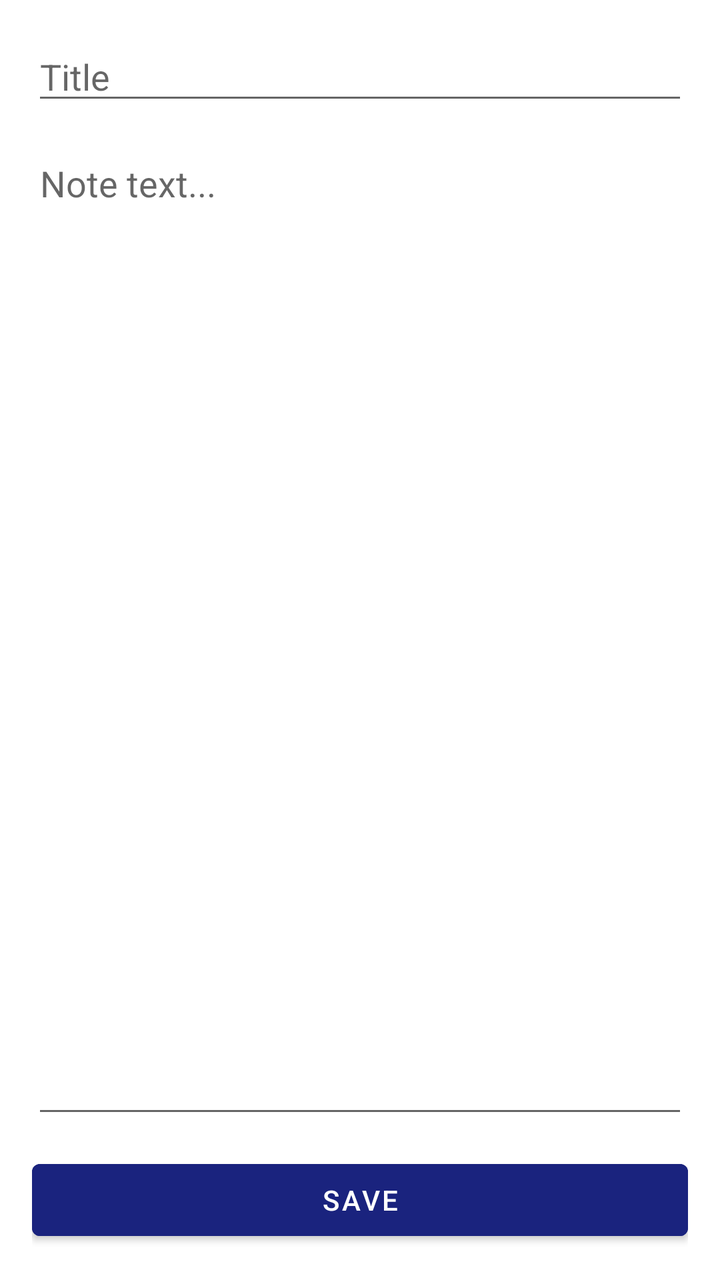
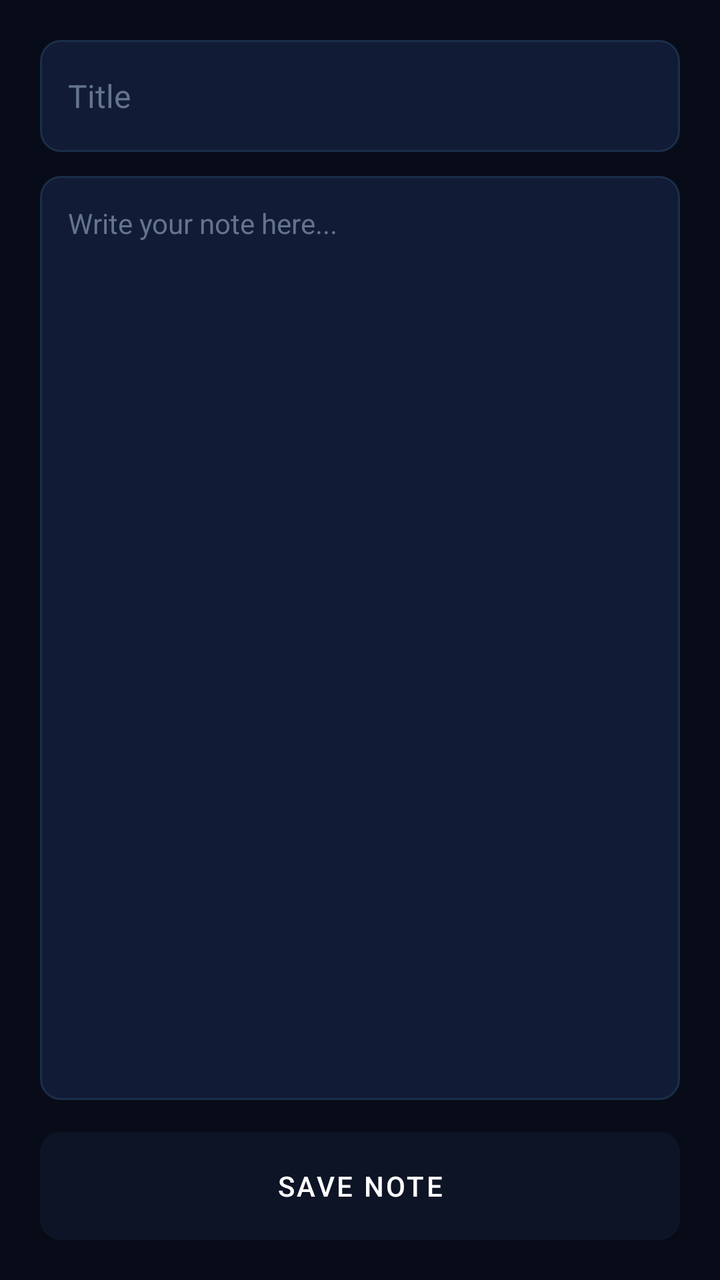

Two renders of the same Android screen: before a commit and after it. Below are the layout's source before the change and the commit's diff.
<!-- AndroidManifest.xml: application theme Theme.RGMCInventory -->
<!-- res/layout/fragment_note_entry.xml -->
<?xml version="1.0" encoding="utf-8"?>
<LinearLayout xmlns:android="http://schemas.android.com/apk/res/android"
    android:layout_width="match_parent"
    android:layout_height="match_parent"
    android:orientation="vertical"
    android:padding="16dp">

    <EditText
        android:id="@+id/etTitle"
        android:layout_width="match_parent"
        android:layout_height="wrap_content"
        android:hint="Title"
        android:textSize="18sp"
        android:inputType="text"
        android:layout_marginBottom="12dp"/>

    <EditText
        android:id="@+id/etText"
        android:layout_width="match_parent"
        android:layout_height="0dp"
        android:layout_weight="1"
        android:hint="Note text..."
        android:inputType="textMultiLine"
        android:gravity="top"
        android:layout_marginBottom="12dp"/>

    <Button
        android:id="@+id/btnSave"
        android:layout_width="match_parent"
        android:layout_height="wrap_content"
        android:text="Save"
        android:backgroundTint="#1A237E"/>

</LinearLayout>
<!-- resources referenced by this layout -->
<resources>
  <style name="Theme.RGMCInventory" parent="Theme.MaterialComponents.DayNight.DarkActionBar">
          <item name="colorPrimary">@color/colorPrimary</item>
          <item name="colorPrimaryDark">@color/colorPrimaryDark</item>
          <item name="colorAccent">@color/colorAccent</item>
          <item name="android:statusBarColor">@color/colorPrimaryDark</item>
      </style>
  <color name="colorPrimary">#1A237E</color>
  <color name="colorPrimaryDark">#0D1460</color>
  <color name="colorAccent">#3949AB</color>
</resources>

<!-- the commit's change to res/layout/fragment_note_entry.xml (unified diff, before → after) -->
@@ -3,15 +3,21 @@
     android:layout_width="match_parent"
     android:layout_height="match_parent"
     android:orientation="vertical"
-    android:padding="16dp">
+    android:background="@color/colorBackground"
+    android:padding="20dp">
 
     <EditText
         android:id="@+id/etTitle"
         android:layout_width="match_parent"
-        android:layout_height="wrap_content"
+        android:layout_height="56dp"
         android:hint="Title"
-        android:textSize="18sp"
+        android:textSize="16sp"
+        android:textColor="@color/colorTextPrimary"
+        android:textColorHint="@color/colorTextSecondary"
         android:inputType="text"
+        android:background="@drawable/bg_input_field"
+        android:paddingStart="14dp"
+        android:paddingEnd="14dp"
         android:layout_marginBottom="12dp"/>
 
     <EditText
@@ -19,16 +25,26 @@
         android:layout_width="match_parent"
         android:layout_height="0dp"
         android:layout_weight="1"
-        android:hint="Note text..."
+        android:hint="Write your note here..."
+        android:textColor="@color/colorTextPrimary"
+        android:textColorHint="@color/colorTextSecondary"
+        android:textSize="14sp"
         android:inputType="textMultiLine"
-        android:gravity="top"
-        android:layout_marginBottom="12dp"/>
+        android:gravity="top|start"
+        android:background="@drawable/bg_input_field"
+        android:paddingStart="14dp"
+        android:paddingEnd="14dp"
+        android:paddingTop="14dp"
+        android:layout_marginBottom="16dp"/>
 
     <Button
         android:id="@+id/btnSave"
         android:layout_width="match_parent"
-        android:layout_height="wrap_content"
-        android:text="Save"
-        android:backgroundTint="#1A237E"/>
+        android:layout_height="54dp"
+        android:text="SAVE NOTE"
+        android:textColor="@color/white"
+        android:textSize="14sp"
+        android:letterSpacing="0.08"
+        android:background="@drawable/bg_button_primary"/>
 
 </LinearLayout>
<!-- resource entries referenced after the edit -->
@@ -1,13 +1,68 @@
 <!-- resources referenced by this layout -->
 <resources>
+  <color name="colorBackground">#080C18</color>
+  <color name="colorTextPrimary">#E2E8F0</color>
+  <color name="colorTextSecondary">#64748B</color>
+  <color name="white">#FFFFFF</color>
+  <!-- drawable bg_button_primary (drawable) -->
+  <?xml version="1.0" encoding="utf-8"?>
+  <shape xmlns:android="http://schemas.android.com/apk/res/android" android:shape="rectangle">
+      <solid android:color="@color/colorPrimary"/>
+      <corners android:radius="10dp"/>
+  </shape>
+  <!-- drawable bg_input_field (drawable) -->
+  <?xml version="1.0" encoding="utf-8"?>
+  <shape xmlns:android="http://schemas.android.com/apk/res/android" android:shape="rectangle">
+      <solid android:color="@color/colorSurfaceVariant"/>
+      <corners android:radius="10dp"/>
+      <stroke android:width="1dp" android:color="@color/colorBorder"/>
+  </shape>
   <style name="Theme.RGMCInventory" parent="Theme.MaterialComponents.DayNight.DarkActionBar">
-          <item name="colorPrimary">@color/colorPrimary</item>
-          <item name="colorPrimaryDark">@color/colorPrimaryDark</item>
-          <item name="colorAccent">@color/colorAccent</item>
-          <item name="android:statusBarColor">@color/colorPrimaryDark</item>
+          <item name="colorPrimary">@color/colorSurface</item>
+          <item name="colorPrimaryDark">@color/colorBackground</item>
+          <item name="colorAccent">@color/colorPrimary</item>
+          <item name="android:windowBackground">@color/colorBackground</item>
+          <item name="android:statusBarColor">@color/colorBackground</item>
+          <item name="android:navigationBarColor">@color/colorSurface</item>
+          <item name="android:windowLightStatusBar">false</item>
+          <item name="colorSurface">@color/colorSurface</item>
+          <item name="colorOnSurface">@color/colorTextPrimary</item>
+          <item name="colorOnBackground">@color/colorTextPrimary</item>
+          <item name="colorOnPrimary">@color/white</item>
+          <item name="actionBarStyle">@style/Widget.RGMC.ActionBar</item>
+          <item name="actionBarTheme">@style/ThemeOverlay.RGMC.ActionBar</item>
+          <item name="materialCardViewStyle">@style/Widget.RGMC.CardView</item>
+          <item name="android:spinnerStyle">@style/Widget.RGMC.Spinner</item>
+          <item name="android:dropDownSpinnerStyle">@style/Widget.RGMC.Spinner</item>
       </style>
-  <color name="colorPrimary">#1A237E</color>
-  <color name="colorPrimaryDark">#0D1460</color>
-  <color name="colorAccent">#3949AB</color>
+  <color name="colorPrimary">#1A56DB</color>
+  <color name="colorSurfaceVariant">#111B35</color>
+  <color name="colorBorder">#1A2E4A</color>
+  <color name="colorSurface">#0D1426</color>
+  <style name="Widget.RGMC.ActionBar" parent="Widget.AppCompat.ActionBar.Solid">
+          <item name="background">@color/colorSurface</item>
+          <item name="elevation">0dp</item>
+          <item name="titleTextStyle">@style/TextAppearance.RGMC.ActionBarTitle</item>
+      </style>
+  <style name="ThemeOverlay.RGMC.ActionBar" parent="ThemeOverlay.AppCompat.Dark.ActionBar">
+          <item name="android:textColorPrimary">@color/colorTextPrimary</item>
+          <item name="colorControlNormal">@color/colorTextSecondary</item>
+      </style>
+  <style name="Widget.RGMC.CardView" parent="Widget.MaterialComponents.CardView">
+          <item name="cardBackgroundColor">@color/colorSurface</item>
+          <item name="cardCornerRadius">12dp</item>
+          <item name="cardElevation">0dp</item>
+          <item name="strokeColor">@color/colorBorder</item>
+          <item name="strokeWidth">1dp</item>
+      </style>
+  <style name="Widget.RGMC.Spinner" parent="Widget.AppCompat.Spinner">
+          <item name="android:background">@null</item>
+          <item name="android:popupBackground">@color/colorSurfaceVariant</item>
+      </style>
+  <style name="TextAppearance.RGMC.ActionBarTitle" parent="TextAppearance.AppCompat.Widget.ActionBar.Title">
+          <item name="android:textColor">@color/colorTextPrimary</item>
+          <item name="android:textSize">16sp</item>
+          <item name="android:letterSpacing">0.03</item>
+      </style>
 </resources>
 
